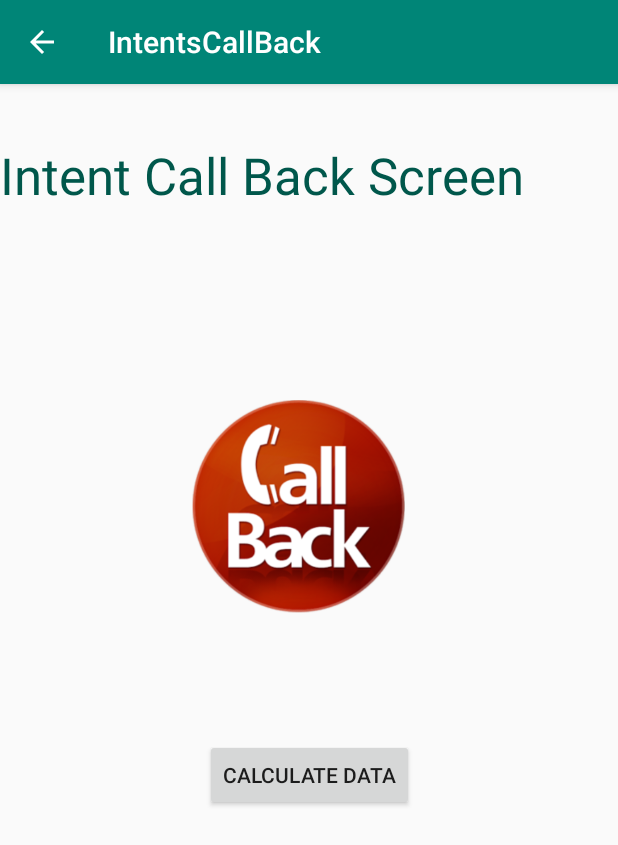
After one commit to kmanibrowne/COMP3606_Assignment_2, an Android app: the IntentsCallBack screen opened directly, with no data from a screen before it, on a phone screen of 412 x 824 dp. The commit adds this screen. Shown: the top 845 px of the screen. Run offline under Robolectric (Android 15) with nearby library versions, the phone set to English and light mode, and no system bars.

Commit message:
Intent CallBack added
need to do paper 1 and paper 2 along with extra feature

```diff
--- /dev/null
+++ b/app/src/main/java/com/example/comp3606_asg2/IntentsCallBack.java
@@ -0,0 +1,44 @@
+package com.example.comp3606_asg2;
+
+import android.app.Activity;
+import android.content.Intent;
+import android.os.Bundle;
+
+import com.google.android.material.floatingactionbutton.FloatingActionButton;
+import com.google.android.material.snackbar.Snackbar;
+
+import androidx.appcompat.app.AppCompatActivity;
+import androidx.appcompat.widget.Toolbar;
+
+import android.view.View;
+import android.widget.Button;
+
+public class IntentsCallBack extends AppCompatActivity {
+    private Button callBackBtn;
+    @Override
+    protected void onCreate(Bundle savedInstanceState) {
+        super.onCreate(savedInstanceState);
+        setContentView(R.layout.activity_intents_call_back);
+        Toolbar toolbar = findViewById(R.id.toolbar);
+        setSupportActionBar(toolbar);
+
+        getSupportActionBar().setDisplayHomeAsUpEnabled(true);
+
+        callBackBtn = findViewById(R.id.button_callBack);
+        int num = 500;
+        String returnVal = "CallBack returned value "+Integer.toString(num);
+        Intent returnIntent = new Intent();
+        returnIntent.putExtra("result",returnVal);
+        setResult(Activity.RESULT_OK,returnIntent);
+        callBackBtn.setOnClickListener(new Button_Clicker());
+    }
+
+    class Button_Clicker implements  Button.OnClickListener{
+        @Override
+        public void onClick(View v){
+            callBackBtn.setText("Quitting.");
+            finish();
+        }
+    }
+
+}
--- /dev/null
+++ b/app/src/main/res/layout/activity_intents_call_back.xml
@@ -0,0 +1,26 @@
+<?xml version="1.0" encoding="utf-8"?>
+<androidx.coordinatorlayout.widget.CoordinatorLayout xmlns:android="http://schemas.android.com/apk/res/android"
+    xmlns:app="http://schemas.android.com/apk/res-auto"
+    xmlns:tools="http://schemas.android.com/tools"
+    android:layout_width="match_parent"
+    android:layout_height="match_parent"
+    tools:context=".IntentsCallBack">
+
+    <com.google.android.material.appbar.AppBarLayout
+        android:layout_width="match_parent"
+        android:layout_height="wrap_content"
+        android:theme="@style/AppTheme.AppBarOverlay">
+
+        <androidx.appcompat.widget.Toolbar
+            android:id="@+id/toolbar"
+            android:layout_width="match_parent"
+            android:layout_height="?attr/actionBarSize"
+            android:background="?attr/colorPrimary"
+            app:popupTheme="@style/AppTheme.PopupOverlay" />
+
+    </com.google.android.material.appbar.AppBarLayout>
+
+    <include layout="@layout/content_intents_call_back" />
+
+
+</androidx.coordinatorlayout.widget.CoordinatorLayout>
--- a/app/src/main/res/layout/content_explore_screen.xml
+++ b/app/src/main/res/layout/content_explore_screen.xml
@@ -75,8 +75,9 @@
         android:id="@+id/intent_btn"
         android:layout_width="wrap_content"
         android:layout_height="wrap_content"
+        android:layout_marginLeft="130dp"
         android:layout_marginTop="400dp"
-        android:layout_marginLeft="130dp"
+        android:onClick="onClickIntentCallBack"
         android:text="Intents CallBack" />
 
     <ImageButton
--- /dev/null
+++ b/app/src/main/res/layout/content_intents_call_back.xml
@@ -0,0 +1,49 @@
+<?xml version="1.0" encoding="utf-8"?>
+<androidx.constraintlayout.widget.ConstraintLayout xmlns:android="http://schemas.android.com/apk/res/android"
+    xmlns:app="http://schemas.android.com/apk/res-auto"
+    xmlns:tools="http://schemas.android.com/tools"
+    android:layout_width="match_parent"
+    android:layout_height="match_parent"
+    app:layout_behavior="@string/appbar_scrolling_view_behavior"
+    tools:context=".IntentsCallBack"
+    tools:showIn="@layout/activity_intents_call_back">
+
+    <TextView
+        android:id="@+id/textView6"
+        android:layout_width="0dp"
+        android:layout_height="0dp"
+        android:layout_marginTop="38dp"
+        android:layout_marginBottom="24dp"
+        android:text="Intent Call Back Screen "
+        android:textAppearance="@style/TextAppearance.AppCompat.Display1"
+        android:textColor="?attr/colorPrimaryDark"
+        app:layout_constraintBottom_toTopOf="@+id/imageView2"
+        app:layout_constraintEnd_toEndOf="parent"
+        app:layout_constraintHorizontal_bias="0.0"
+        app:layout_constraintStart_toStartOf="parent"
+        app:layout_constraintTop_toTopOf="parent" />
+
+    <ImageView
+        android:id="@+id/imageView2"
+        android:layout_width="262dp"
+        android:layout_height="142dp"
+        android:layout_marginStart="68dp"
+        android:layout_marginLeft="68dp"
+        android:layout_marginBottom="84dp"
+        app:layout_constraintBottom_toTopOf="@+id/button_callBack"
+        app:layout_constraintStart_toStartOf="@+id/textView6"
+        app:layout_constraintTop_toBottomOf="@+id/textView6"
+        app:srcCompat="@drawable/callback" />
+
+    <Button
+        android:id="@+id/button_callBack"
+        android:layout_width="wrap_content"
+        android:layout_height="wrap_content"
+        android:layout_marginBottom="283dp"
+        android:text="Calculate Data"
+        app:layout_constraintBottom_toBottomOf="parent"
+        app:layout_constraintEnd_toEndOf="parent"
+        app:layout_constraintStart_toStartOf="parent"
+        app:layout_constraintTop_toBottomOf="@+id/imageView2" />
+
+</androidx.constraintlayout.widget.ConstraintLayout>
--- a/app/src/main/res/values/strings.xml
+++ b/app/src/main/res/values/strings.xml
@@ -64,4 +64,5 @@
     <string name="question5"> <!--DatePicker-->
         5. __________ provides a widget for selecting a date.
     </string>
+    <string name="title_activity_intents_call_back">IntentsCallBack</string>
 </resources>
```
Also changed, not shown: app/src/main/AndroidManifest.xml (+9 -0 lines), app/src/main/java/com/example/comp3606_asg2/ExploreScreen.java (+20 -0 lines), app/src/main/res/layout/content_android_guicomponents.xml (+8 -5 lines), app/src/main/res/drawable/callback.png (added).
